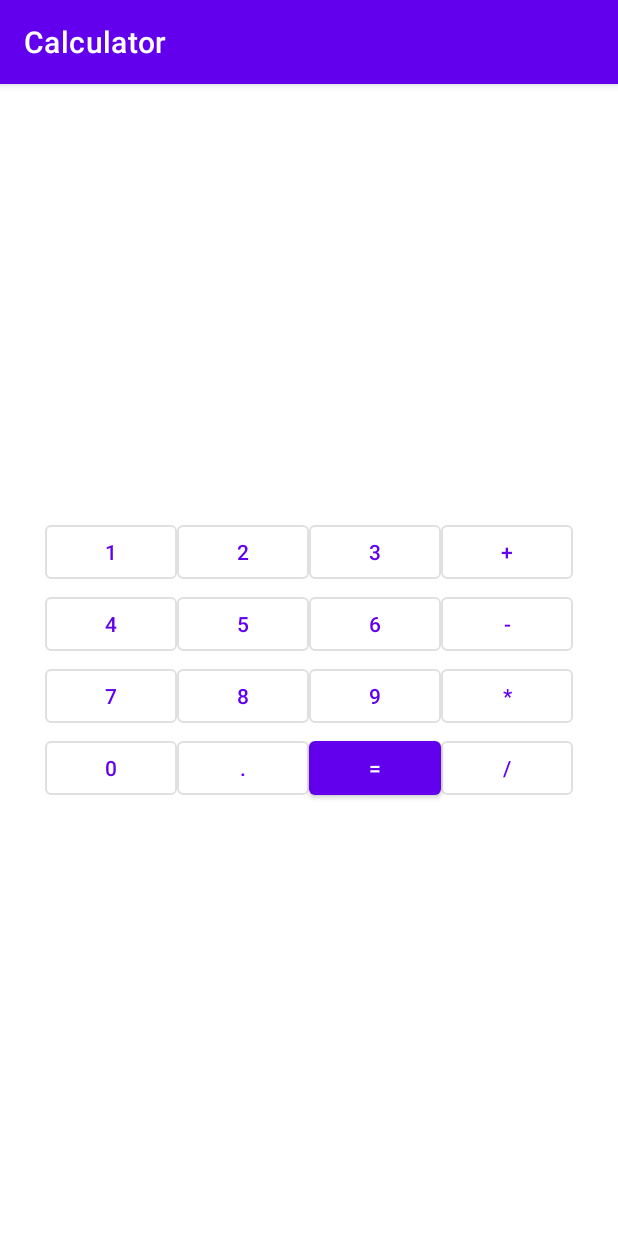
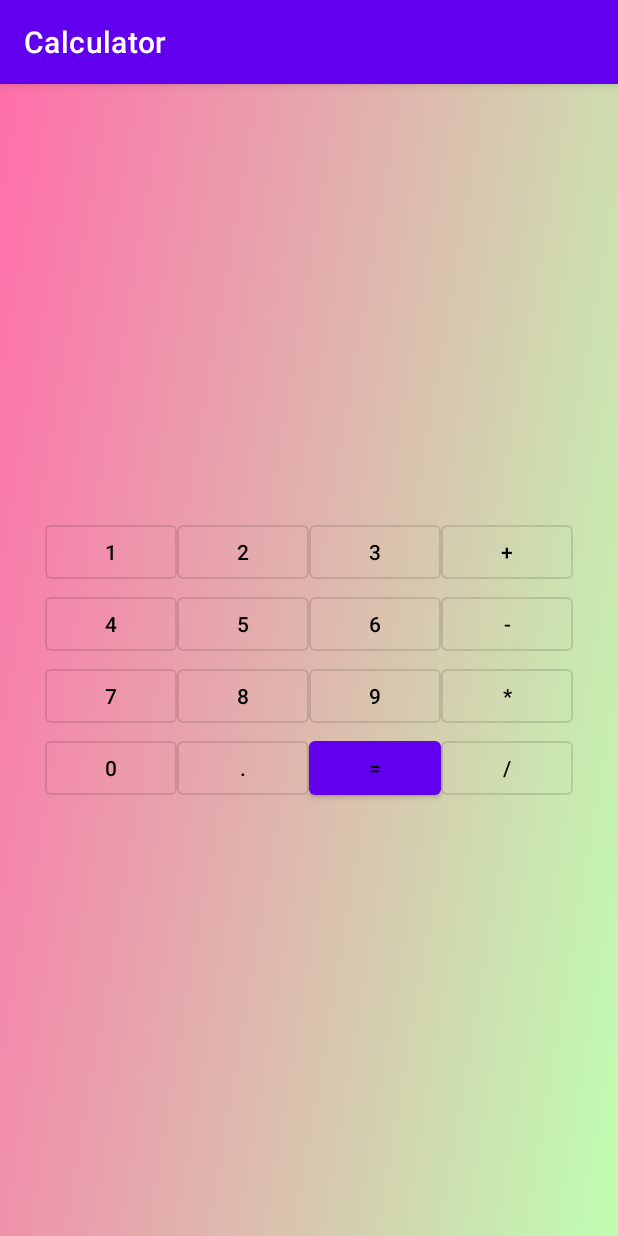
Before and after one commit to DenZoHunter/Calculator, an Android app: the screen it shows after launch (MainActivity), on a phone screen of 412 x 824 dp. Run offline under Robolectric (Android 15) with nearby library versions, the phone set to English and light mode, and no system bars.

Commit message:
add background

```diff
--- /dev/null
+++ b/app/src/main/res/drawable/ic_gradient_01.xml
@@ -0,0 +1,25 @@
+<vector xmlns:android="http://schemas.android.com/apk/res/android"
+    xmlns:aapt="http://schemas.android.com/aapt"
+    android:width="1920dp"
+    android:height="1080dp"
+    android:viewportWidth="1920"
+    android:viewportHeight="1080">
+  <group>
+    <clip-path
+        android:pathData="M0,0h1920v1080h-1920z"/>
+    <path
+        android:pathData="M0,0L1920,0L1920,1080L0,1080L0,0Z">
+      <aapt:attr name="android:fillColor">
+        <gradient
+            android:startY="-6.5686455"
+            android:startX="-26.812931"
+            android:endY="1080"
+            android:endX="1920"
+            android:type="linear">
+          <item android:offset="0.017391304" android:color="#FFFF6FAA"/>
+          <item android:offset="1" android:color="#FFBFFFB1"/>
+        </gradient>
+      </aapt:attr>
+    </path>
+  </group>
+</vector>
--- /dev/null
+++ b/app/src/main/res/layout/activity_calc_grid.xml
@@ -0,0 +1,136 @@
+<?xml version="1.0" encoding="utf-8"?>
+<GridLayout xmlns:android="http://schemas.android.com/apk/res/android"
+    android:layout_width="wrap_content"
+    android:layout_height="wrap_content"
+    android:layout_gravity="center"
+    android:columnCount="4"
+    android:orientation="horizontal">
+
+    <Button
+        android:id="@+id/btn1"
+        style="?attr/materialButtonOutlinedStyle"
+        android:layout_width="wrap_content"
+        android:layout_height="wrap_content"
+        android:text="@string/button1"
+        android:textColor="@color/black" />
+
+    <Button
+        android:id="@+id/btn2"
+        style="?attr/materialButtonOutlinedStyle"
+        android:layout_width="wrap_content"
+        android:layout_height="wrap_content"
+        android:text="@string/button2"
+        android:textColor="@color/black" />
+
+    <Button
+        android:id="@+id/btn3"
+        style="?attr/materialButtonOutlinedStyle"
+        android:layout_width="wrap_content"
+        android:layout_height="wrap_content"
+        android:text="@string/button3"
+        android:textColor="@color/black" />
+
+    <Button
+        android:id="@+id/btn_plus"
+        style="?attr/materialButtonOutlinedStyle"
+        android:layout_width="wrap_content"
+        android:layout_height="wrap_content"
+        android:text="@string/button_plus"
+        android:textColor="@color/black" />
+
+    <Button
+        android:id="@+id/btn4"
+        style="?attr/materialButtonOutlinedStyle"
+        android:layout_width="wrap_content"
+        android:layout_height="wrap_content"
+        android:text="@string/button4"
+        android:textColor="@color/black" />
+
+    <Button
+        android:id="@+id/btn5"
+        style="?attr/materialButtonOutlinedStyle"
+        android:layout_width="wrap_content"
+        android:layout_height="wrap_content"
+        android:text="@string/button5"
+        android:textColor="@color/black" />
+
+    <Button
+        android:id="@+id/btn6"
+        style="?attr/materialButtonOutlinedStyle"
+        android:layout_width="wrap_content"
+        android:layout_height="wrap_content"
+        android:text="@string/button6"
+        android:textColor="@color/black" />
+
+    <Button
+        android:id="@+id/btn_minus"
+        style="?attr/materialButtonOutlinedStyle"
+        android:layout_width="wrap_content"
+        android:layout_height="wrap_content"
+        android:text="@string/button_minus"
+        android:textColor="@color/black" />
+
+    <Button
+        android:id="@+id/btn7"
+        style="?attr/materialButtonOutlinedStyle"
+        android:layout_width="wrap_content"
+        android:layout_height="wrap_content"
+        android:text="@string/button7"
+        android:textColor="@color/black" />
+
+    <Button
+        android:id="@+id/btn8"
+        style="?attr/materialButtonOutlinedStyle"
+        android:layout_width="wrap_content"
+        android:layout_height="wrap_content"
+        android:text="@string/button8"
+        android:textColor="@color/black" />
+
+    <Button
+        android:id="@+id/btn9"
+        style="?attr/materialButtonOutlinedStyle"
+        android:layout_width="wrap_content"
+        android:layout_height="wrap_content"
+        android:text="@string/button9"
+        android:textColor="@color/black" />
+
+    <Button
+        android:id="@+id/btn_multiply"
+        style="?attr/materialButtonOutlinedStyle"
+        android:layout_width="wrap_content"
+        android:layout_height="wrap_content"
+        android:text="@string/button_multiply"
+        android:textColor="@color/black" />
+
+    <Button
+        android:id="@+id/btn0"
+        style="?attr/materialButtonOutlinedStyle"
+        android:layout_width="wrap_content"
+        android:layout_height="wrap_content"
+        android:text="@string/button0"
+        android:textColor="@color/black" />
+
+    <Button
+        android:id="@+id/btn_dot"
+        style="?attr/materialButtonOutlinedStyle"
+        android:layout_width="wrap_content"
+        android:layout_height="wrap_content"
+        android:text="@string/button_dot"
+        android:textColor="@color/black" />
+
+    <Button
+        android:id="@+id/btn_equal"
+        android:layout_width="wrap_content"
+        android:layout_height="wrap_content"
+        android:text="@string/button_equal"
+        android:textColor="@color/black" />
+
+    <Button
+        android:id="@+id/btn_split"
+        style="?attr/materialButtonOutlinedStyle"
+        android:layout_width="wrap_content"
+        android:layout_height="wrap_content"
+        android:text="@string/button_split"
+        android:textColor="@color/black" />
+
+</GridLayout>
--- a/app/src/main/res/layout/activity_main.xml
+++ b/app/src/main/res/layout/activity_main.xml
@@ -1,123 +1,19 @@
 <?xml version="1.0" encoding="utf-8"?>
-<GridLayout xmlns:android="http://schemas.android.com/apk/res/android"
-    android:layout_width="wrap_content"
-    android:layout_height="wrap_content"
-    android:layout_gravity="center"
-    android:columnCount="4"
-    android:orientation="horizontal">
 
+<androidx.constraintlayout.widget.ConstraintLayout xmlns:android="http://schemas.android.com/apk/res/android"
+    xmlns:app="http://schemas.android.com/apk/res-auto"
+    android:layout_width="match_parent"
+    android:layout_height="match_parent"
+    android:background="@drawable/ic_gradient_01">
 
-    <Button
-        android:id="@+id/btn1"
-        style="?attr/materialButtonOutlinedStyle"
+    <include
+        android:id="@+id/buttonPanel"
+        layout="@layout/activity_calc_grid"
         android:layout_width="wrap_content"
         android:layout_height="wrap_content"
-        android:text="@string/button1" />
+        app:layout_constraintBottom_toBottomOf="parent"
+        app:layout_constraintLeft_toLeftOf="parent"
+        app:layout_constraintRight_toRightOf="parent"
+        app:layout_constraintTop_toTopOf="parent" />
 
-
-    <Button
-        android:id="@+id/btn2"
-        style="?attr/materialButtonOutlinedStyle"
-        android:layout_width="wrap_content"
-        android:layout_height="wrap_content"
-        android:text="@string/button2" />
-
-    <Button
-        android:id="@+id/btn3"
-        style="?attr/materialButtonOutlinedStyle"
-        android:layout_width="wrap_content"
-        android:layout_height="wrap_content"
-        android:text="@string/button3" />
-
-    <Button
-        android:id="@+id/btn_plus"
-        style="?attr/materialButtonOutlinedStyle"
-        android:layout_width="wrap_content"
-        android:layout_height="wrap_content"
-        android:text="@string/button_plus" />
-
-    <Button
-        android:id="@+id/btn4"
-        style="?attr/materialButtonOutlinedStyle"
-        android:layout_width="wrap_content"
-        android:layout_height="wrap_content"
-        android:text="@string/button4" />
-
-    <Button
-        android:id="@+id/btn5"
-        style="?attr/materialButtonOutlinedStyle"
-        android:layout_width="wrap_content"
-        android:layout_height="wrap_content"
-        android:text="@string/button5" />
-
-    <Button
-        android:id="@+id/btn6"
-        style="?attr/materialButtonOutlinedStyle"
-        android:layout_width="wrap_content"
-        android:layout_height="wrap_content"
-        android:text="@string/button6" />
-
-    <Button
-        android:id="@+id/btn_minus"
-        style="?attr/materialButtonOutlinedStyle"
-        android:layout_width="wrap_content"
-        android:layout_height="wrap_content"
-        android:text="@string/button_minus" />
-
-    <Button
-        android:id="@+id/btn7"
-        style="?attr/materialButtonOutlinedStyle"
-        android:layout_width="wrap_content"
-        android:layout_height="wrap_content"
-        android:text="@string/button7" />
-
-    <Button
-        android:id="@+id/btn8"
-        style="?attr/materialButtonOutlinedStyle"
-        android:layout_width="wrap_content"
-        android:layout_height="wrap_content"
-        android:text="@string/button8" />
-
-    <Button
-        android:id="@+id/btn9"
-        style="?attr/materialButtonOutlinedStyle"
-        android:layout_width="wrap_content"
-        android:layout_height="wrap_content"
-        android:text="@string/button9" />
-
-    <Button
-        android:id="@+id/btn_multiply"
-        style="?attr/materialButtonOutlinedStyle"
-        android:layout_width="wrap_content"
-        android:layout_height="wrap_content"
-        android:text="@string/button_multiply" />
-
-    <Button
-        android:id="@+id/btn0"
-        style="?attr/materialButtonOutlinedStyle"
-        android:layout_width="wrap_content"
-
-        android:layout_height="wrap_content"
-        android:text="@string/button0" />
-
-    <Button
-        android:id="@+id/btn_dot"
-        style="?attr/materialButtonOutlinedStyle"
-        android:layout_width="wrap_content"
-        android:layout_height="wrap_content"
-        android:text="@string/button_dot" />
-
-    <Button
-        android:id="@+id/btn_equal"
-        android:layout_width="wrap_content"
-        android:layout_height="wrap_content"
-        android:text="@string/button_equal" />
-
-    <Button
-        android:id="@+id/btn_split"
-        style="?attr/materialButtonOutlinedStyle"
-        android:layout_width="wrap_content"
-        android:layout_height="wrap_content"
-        android:text="@string/button_split" />
-
-</GridLayout>
+</androidx.constraintlayout.widget.ConstraintLayout>
```
Also changed, not shown: 1 other file.
